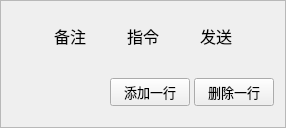
Qt form simple_ui/line_table.ui (652436962/Network_Assistant) before a commit.
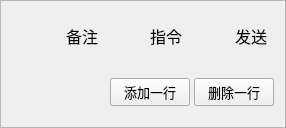
The same form after that commit.

The edit to the form file:
```diff
--- a/simple_ui/line_table.ui
+++ b/simple_ui/line_table.ui
@@ -139,19 +139,6 @@
             </property>
            </widget>
           </item>
-          <item>
-           <spacer name="horizontalSpacer_5">
-            <property name="orientation">
-             <enum>Qt::Orientation::Horizontal</enum>
-            </property>
-            <property name="sizeHint" stdset="0">
-             <size>
-              <width>40</width>
-              <height>20</height>
-             </size>
-            </property>
-           </spacer>
-          </item>
          </layout>
         </widget>
        </item>
```
